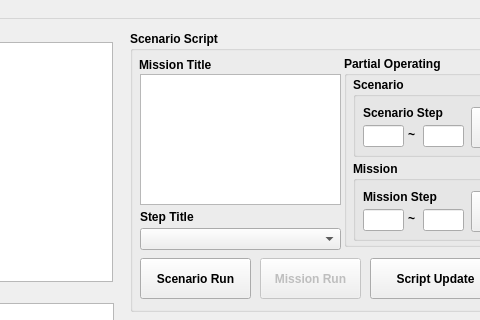
Jun-Hong-7794/Eurecar-URV, file EurecarURV_Dlg.ui: the form before one commit; both pictures show x 550 to 1030 and y 0 to 320 of the 1221 by 624 pixel window.
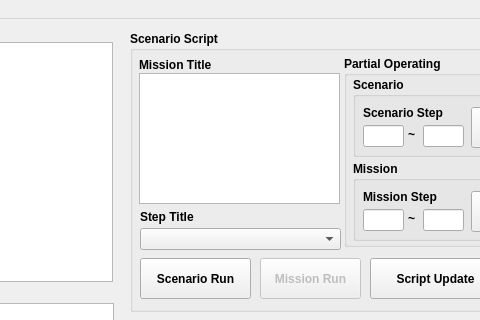
The form after the commit.

```diff
--- a/EurecarURV_Dlg.ui
+++ b/EurecarURV_Dlg.ui
@@ -287,16 +287,6 @@
       <string>Scenario Run</string>
      </property>
     </widget>
-    <widget class="QListView" name="lsview_mission_title">
-     <property name="geometry">
-      <rect>
-       <x>10</x>
-       <y>43</y>
-       <width>201</width>
-       <height>131</height>
-      </rect>
-     </property>
-    </widget>
     <widget class="QLabel" name="label_6">
      <property name="geometry">
       <rect>
@@ -531,6 +521,16 @@
       </property>
      </widget>
     </widget>
+    <widget class="QListWidget" name="lsview_mission_title">
+     <property name="geometry">
+      <rect>
+       <x>9</x>
+       <y>42</y>
+       <width>201</width>
+       <height>131</height>
+      </rect>
+     </property>
+    </widget>
    </widget>
    <widget class="QPushButton" name="bt_urg_start">
     <property name="geometry">
```
Left out of the diff: 1 changed line with no effect on the pictures.
